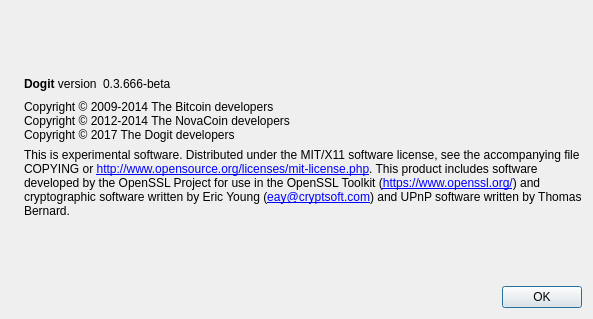
equisde/test, file src/qt/forms/aboutdialog.ui: the form before one commit.
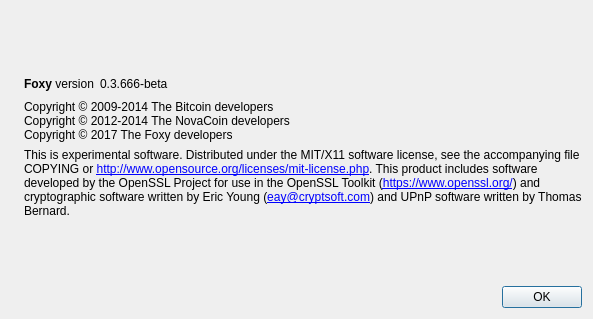
The form after the commit. Icons and pictures are not drawn.

Commit message: foxy first commit :D

The edit to the form file:
```diff
--- a/src/qt/forms/aboutdialog.ui
+++ b/src/qt/forms/aboutdialog.ui
@@ -50,7 +50,7 @@
           <cursorShape>IBeamCursor</cursorShape>
          </property>
          <property name="text">
-          <string>&lt;b&gt;Dogit&lt;/b&gt; version</string>
+          <string>&lt;b&gt;Foxy&lt;/b&gt; version</string>
          </property>
          <property name="textInteractionFlags">
           <set>Qt::LinksAccessibleByMouse|Qt::TextSelectableByKeyboard|Qt::TextSelectableByMouse</set>
@@ -93,7 +93,7 @@
        <property name="text">
         <string>Copyright © 2009-2014 The Bitcoin developers
 Copyright © 2012-2014 The NovaCoin developers
-Copyright © 2017 The Dogit developers</string>
+Copyright © 2017 The Foxy developers</string>
        </property>
        <property name="textInteractionFlags">
         <set>Qt::LinksAccessibleByMouse|Qt::TextSelectableByKeyboard|Qt::TextSelectableByMouse</set>
```
Left out of the diff: 2 changed lines with no effect on the pictures. The commit also changes 137 other files.
